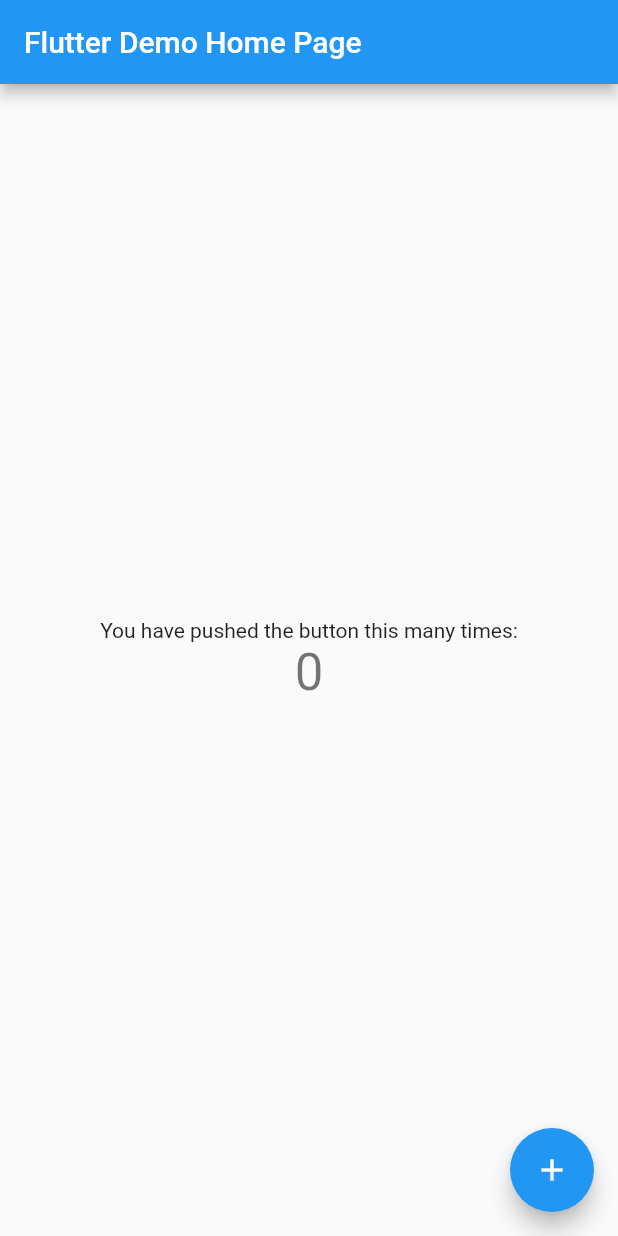
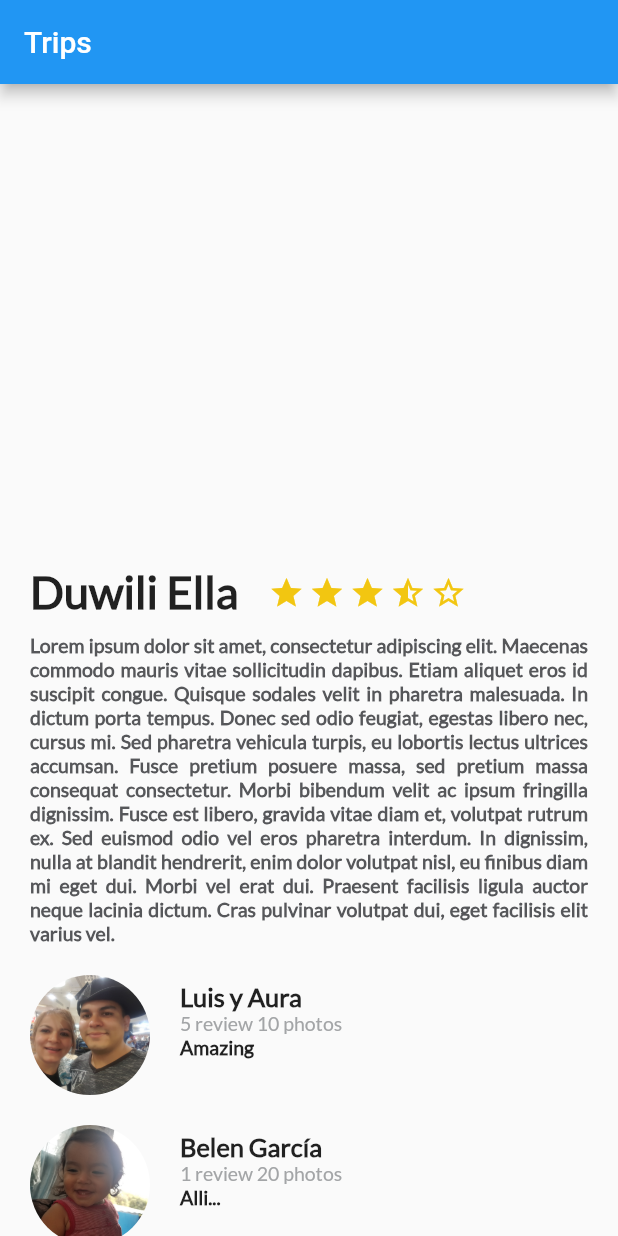
Before and after one commit to is-lgarcia/flutter_trips, a Flutter app: the screen it shows after launch, on a phone screen of 412 x 824 dp. Run offline on Flutter 3.47's test engine with Material 2 defaults, Android fonts, the phone set to English and light mode, and no system bars.

Commit message:
Diseño de Review, Review List, Description Place y Background Gradient Listo

```diff
--- /dev/null
+++ b/lib/description_place.dart
@@ -0,0 +1,116 @@
+import 'package:flutter/material.dart';
+
+class DescriptionPlace extends StatelessWidget{
+
+  String namePlace;
+  int stars;
+  String descriptionPlace;
+
+  //Metodo Constructor
+  DescriptionPlace(this.namePlace, this.stars, this.descriptionPlace);
+
+  @override
+  Widget build(BuildContext context) {
+
+    //Widget para Puntuaciones de 0.5
+    final start_half = Container(
+        margin: EdgeInsets.only(
+            top: 323.0,
+            right: 3.0
+        ),
+        child: Icon(
+          Icons.star_half,
+          color: Color(0xFFf2c611),
+        )
+    );
+
+    //Widget para Puntuaciones de 0.0
+    final start_border = Container(
+        margin: EdgeInsets.only(
+            top: 323.0,
+            right: 3.0
+        ),
+        child: Icon(
+          Icons.star_border,
+          color: Color(0xFFf2c611),
+        )
+    );
+
+    //Wifget de las estrellas
+    final star = Container(
+      margin: EdgeInsets.only(
+        top: 323.0,
+        right: 3.0
+      ),
+      child: Icon(
+        Icons.star,
+        color: Color(0xFFf2c611),
+      )
+    );
+
+    //Widget del titulo + estrellas
+    final title_starts = Row(
+      children: <Widget>[
+        Container(
+          margin: EdgeInsets.only(
+            top: 320.0,
+            left: 20.0,
+            right: 20.0
+          ),
+
+          child: Text(
+            namePlace,
+            style: TextStyle(
+              fontFamily: "Lato",
+              fontSize: 30.0,
+              fontWeight: FontWeight.w900
+            ),
+            textAlign: TextAlign.left,
+          ),
+
+        ),
+
+        Row(
+          children: <Widget>[
+            star,
+            star,
+            star,
+            start_half,
+            start_border
+          ],
+        )
+      ],
+    );
+
+    final description_place = Container(
+      margin: EdgeInsets.only(
+        top: 10.0,
+        left: 20.0,
+        right: 20.0
+      ),
+      child: Text(
+        descriptionPlace,
+        style: TextStyle(
+          fontFamily: "Lato",
+          fontSize: 13.0,
+          fontWeight: FontWeight.bold,
+          color: Color(0xFF56575a)
+        ),
+        textAlign: TextAlign.justify,
+      ),
+    );
+
+    //Uniendo los Widget title_start con description
+    final title_start_description = Container(
+      child: Column(
+        children: <Widget>[
+          title_starts,
+          description_place
+        ],
+      ),
+    );
+
+    return title_start_description;
+  }
+
+}
--- /dev/null
+++ b/lib/gradient_back.dart
@@ -0,0 +1,25 @@
+import 'package:flutter/cupertino.dart';
+import 'package:flutter/material.dart';
+
+class GradienteBack extends StatelessWidget{
+  @override
+  Widget build(BuildContext context) {
+
+    return Container(
+      height: 250.0,
+      decoration: BoxDecoration(
+        gradient: LinearGradient(
+          colors: [
+            Color(0xFF4268d3),
+            Color(0xFF584cd1)
+          ],
+          begin: FractionalOffset(0.2, 0.0),
+          end: FractionalOffset(1.0, 0.6),
+          stops: [0.0, 0.6],
+          tileMode: TileMode.clamp
+        )
+      ),
+    );
+  }
+
+}
--- a/lib/main.dart
+++ b/lib/main.dart
@@ -1,117 +1,53 @@
 import 'package:flutter/material.dart';
+import 'package:flutter/services.dart';
+import 'package:fluttertrips/review_list.dart';
+
+import 'description_place.dart';
 
 void main() {
+  //Para poner la barra de notificaciones transparente
+  SystemChrome.setSystemUIOverlayStyle(
+    SystemUiOverlayStyle(
+      statusBarColor: Colors.transparent,
+      statusBarBrightness: Brightness.light
+    )
+  );
   runApp(MyApp());
 }
 
 class MyApp extends StatelessWidget {
+  String descriptionDummy =
+      'Lorem ipsum dolor sit amet, consectetur adipiscing elit. Maecenas commodo mauris vitae sollicitudin dapibus. Etiam aliquet eros id suscipit congue. Quisque sodales velit in pharetra malesuada. In dictum porta tempus. Donec sed odio feugiat, egestas libero nec, cursus mi. Sed pharetra vehicula turpis, eu lobortis lectus ultrices accumsan. Fusce pretium posuere massa, sed pretium massa consequat consectetur. Morbi bibendum velit ac ipsum fringilla dignissim. Fusce est libero, gravida vitae diam et, volutpat rutrum ex. Sed euismod odio vel eros pharetra interdum. In dignissim, nulla at blandit hendrerit, enim dolor volutpat nisl, eu finibus diam mi eget dui. Morbi vel erat dui. Praesent facilisis ligula auctor neque lacinia dictum. Cras pulvinar volutpat dui, eget facilisis elit varius vel. ';
+  String pathImage = "assets/images/photo_example.jpg";
+  String name = "Luis Y Aura";
+  String details = "1 review 5 photos";
+  String comment = "There is an amazing place in Sri Lanka";
+
+
   // This widget is the root of your application.
   @override
   Widget build(BuildContext context) {
     return MaterialApp(
       title: 'Flutter Demo',
+      debugShowCheckedModeBanner: false,
       theme: ThemeData(
-        // This is the theme of your application.
-        //
-        // Try running your application with "flutter run". You'll see the
-        // application has a blue toolbar. Then, without quitting the app, try
-        // changing the primarySwatch below to Colors.green and then invoke
-        // "hot reload" (press "r" in the console where you ran "flutter run",
-        // or simply save your changes to "hot reload" in a Flutter IDE).
-        // Notice that the counter didn't reset back to zero; the application
-        // is not restarted.
         primarySwatch: Colors.blue,
-        // This makes the visual density adapt to the platform that you run
-        // the app on. For desktop platforms, the controls will be smaller and
-        // closer together (more dense) than on mobile platforms.
-        visualDensity: VisualDensity.adaptivePlatformDensity,
       ),
-      home: MyHomePage(title: 'Flutter Demo Home Page'),
+      home: Scaffold(
+        appBar: AppBar(
+          title: Text('Trips'),
+        ),
+        body: ListView(
+            children: <Widget>[
+              Column(
+                children: <Widget>[
+                  DescriptionPlace('Duwili Ella', 4, descriptionDummy),
+                  ReviewList()
+                ],
+              )
+            ]
+        ),
+      ),
     );
   }
 }
-
-class MyHomePage extends StatefulWidget {
-  MyHomePage({Key key, this.title}) : super(key: key);
-
-  // This widget is the home page of your application. It is stateful, meaning
-  // that it has a State object (defined below) that contains fields that affect
-  // how it looks.
-
-  // This class is the configuration for the state. It holds the values (in this
-  // case the title) provided by the parent (in this case the App widget) and
-  // used by the build method of the State. Fields in a Widget subclass are
-  // always marked "final".
-
-  final String title;
-
-  @override
-  _MyHomePageState createState() => _MyHomePageState();
-}
-
-class _MyHomePageState extends State<MyHomePage> {
-  int _counter = 0;
-
-  void _incrementCounter() {
-    setState(() {
-      // This call to setState tells the Flutter framework that something has
-      // changed in this State, which causes it to rerun the build method below
-      // so that the display can reflect the updated values. If we changed
-      // _counter without calling setState(), then the build method would not be
-      // called again, and so nothing would appear to happen.
-      _counter++;
-    });
-  }
-
-  @override
-  Widget build(BuildContext context) {
-    // This method is rerun every time setState is called, for instance as done
-    // by the _incrementCounter method above.
-    //
-    // The Flutter framework has been optimized to make rerunning build methods
-    // fast, so that you can just rebuild anything that needs updating rather
-    // than having to individually change instances of widgets.
-    return Scaffold(
-      appBar: AppBar(
-        // Here we take the value from the MyHomePage object that was created by
-        // the App.build method, and use it to set our appbar title.
-        title: Text(widget.title),
-      ),
-      body: Center(
-        // Center is a layout widget. It takes a single child and positions it
-        // in the middle of the parent.
-        child: Column(
-          // Column is also a layout widget. It takes a list of children and
-          // arranges them vertically. By default, it sizes itself to fit its
-          // children horizontally, and tries to be as tall as its parent.
-          //
-          // Invoke "debug painting" (press "p" in the console, choose the
-          // "Toggle Debug Paint" action from the Flutter Inspector in Android
-          // Studio, or the "Toggle Debug Paint" command in Visual Studio Code)
-          // to see the wireframe for each widget.
-          //
-          // Column has various properties to control how it sizes itself and
-          // how it positions its children. Here we use mainAxisAlignment to
-          // center the children vertically; the main axis here is the vertical
-          // axis because Columns are vertical (the cross axis would be
-          // horizontal).
-          mainAxisAlignment: MainAxisAlignment.center,
-          children: <Widget>[
-            Text(
-              'You have pushed the button this many times:',
-            ),
-            Text(
-              '$_counter',
-              style: Theme.of(context).textTheme.headline4,
-            ),
-          ],
-        ),
-      ),
-      floatingActionButton: FloatingActionButton(
-        onPressed: _incrementCounter,
-        tooltip: 'Increment',
-        child: Icon(Icons.add),
-      ), // This trailing comma makes auto-formatting nicer for build methods.
-    );
-  }
-}
--- /dev/null
+++ b/lib/review.dart
@@ -0,0 +1,96 @@
+import 'package:flutter/material.dart';
+
+class Review extends StatelessWidget{
+
+  String pathImage = "assets/images/photo_example.jpg";
+  String name = "Luis Y Aura";
+  String details = "1 review 5 photos";
+  String comment = "There is an amazing place in Sri Lanka";
+
+  Review(this.pathImage, this.name, this.details, this.comment);
+
+  @override
+  Widget build(BuildContext context) {
+    // TODO: implement build
+
+    final photo = Container(
+      margin: EdgeInsets.only(
+          top: 20.0,
+          left: 20.0
+      ),
+
+      width: 80.0,
+      height: 80.0,
+
+      decoration: BoxDecoration(
+          shape: BoxShape.circle,
+          image: DecorationImage(
+              fit: BoxFit.cover,
+              image: AssetImage(pathImage)
+          )
+      ),
+    );
+
+    final userName = Container(
+      margin: EdgeInsets.only(
+          left: 20.0
+      ),
+      child: Text(
+        name,
+        textAlign: TextAlign.left,
+        style: TextStyle(
+            fontFamily: "Lato",
+            fontWeight: FontWeight.w900,
+            fontSize: 17.0
+        ),
+      ),
+    );
+
+    final userInfo = Container(
+      margin: EdgeInsets.only(
+          left: 20.0
+      ),
+      child: Text(
+        details,
+        textAlign: TextAlign.left,
+        style: TextStyle(
+            fontFamily: "Lato",
+            fontSize: 13.0,
+            color: Color(0xFFa3a5a7)
+        ),
+      ),
+    );
+
+    final userComment = Container(
+      margin: EdgeInsets.only(
+          left: 20.0
+      ),
+      child: Text(
+        comment,
+        textAlign: TextAlign.left,
+        style: TextStyle(
+            fontFamily: "Lato",
+            fontSize: 13.0,
+            fontWeight: FontWeight.w900
+        ),
+      ),
+    );
+
+    final userDetails = Column(
+      crossAxisAlignment: CrossAxisAlignment.start,
+      children: <Widget>[
+        userName,
+        userInfo,
+        userComment
+      ],
+    );
+
+    return Row(
+      children: <Widget>[
+        photo,
+        userDetails
+      ],
+    );
+  }
+
+}
--- /dev/null
+++ b/lib/review_list.dart
@@ -0,0 +1,21 @@
+import 'package:flutter/material.dart';
+import 'package:fluttertrips/review.dart';
+
+class ReviewList extends StatelessWidget{
+
+  var review1 = new Review("assets/images/photo_example.jpg", "Luis y Aura", "5 review 10 photos", "Amazing");
+  var review2 = new Review("assets/images/belen.jpg", "Belen García", "1 review 20 photos", "Alli...");
+  var review3 = new Review("assets/images/mateo.jpg", "Mateo Garcia", "2 review 30 photos", "mamá abuuu...");
+
+  @override
+  Widget build(BuildContext context) {
+    return Column(
+      children: <Widget>[
+        review1,
+        review2,
+        review3
+      ],
+    );
+  }
+
+}
--- a/pubspec.yaml
+++ b/pubspec.yaml
@@ -74,3 +74,9 @@ flutter:
   #
   # For details regarding fonts from package dependencies,
   # see https://flutter.dev/custom-fonts/#from-packages
+  fonts:
+    - family: Lato
+      fonts:
+        - asset: assets/fonts/Lato-Regular.ttf
+  assets:
+    - assets/images/
```
Also changed, not shown: assets/fonts/Lato-Regular.ttf (added), assets/images/belen.jpg (added), assets/images/mateo.jpg (added), assets/images/photo_example.jpg (added).
